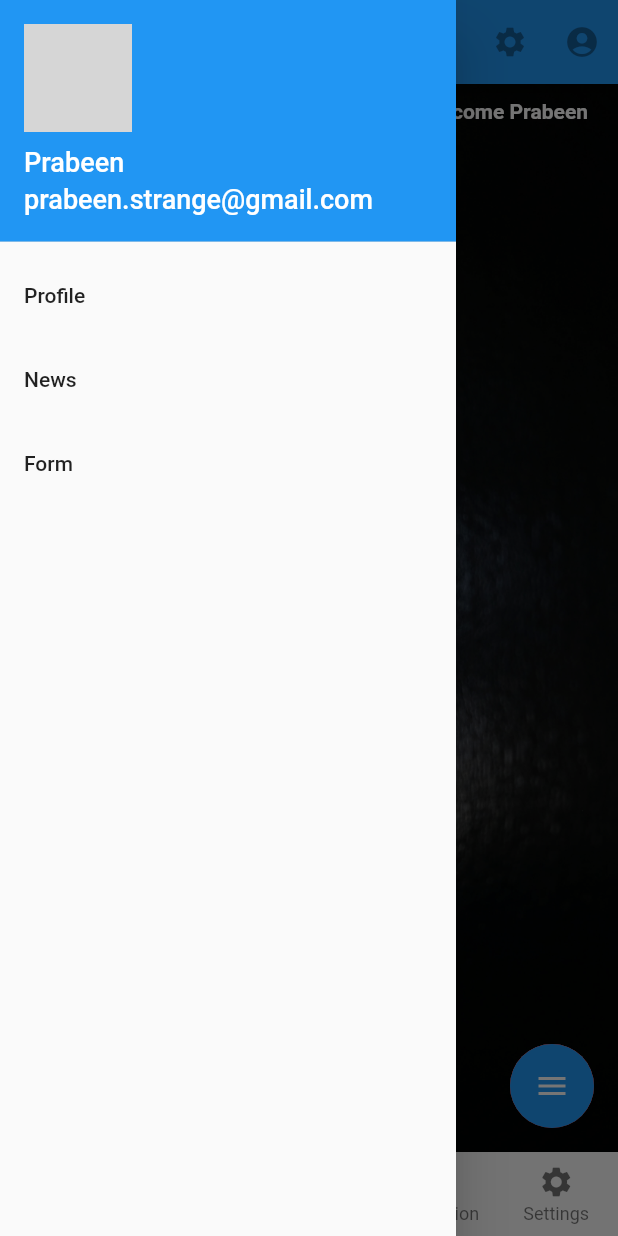
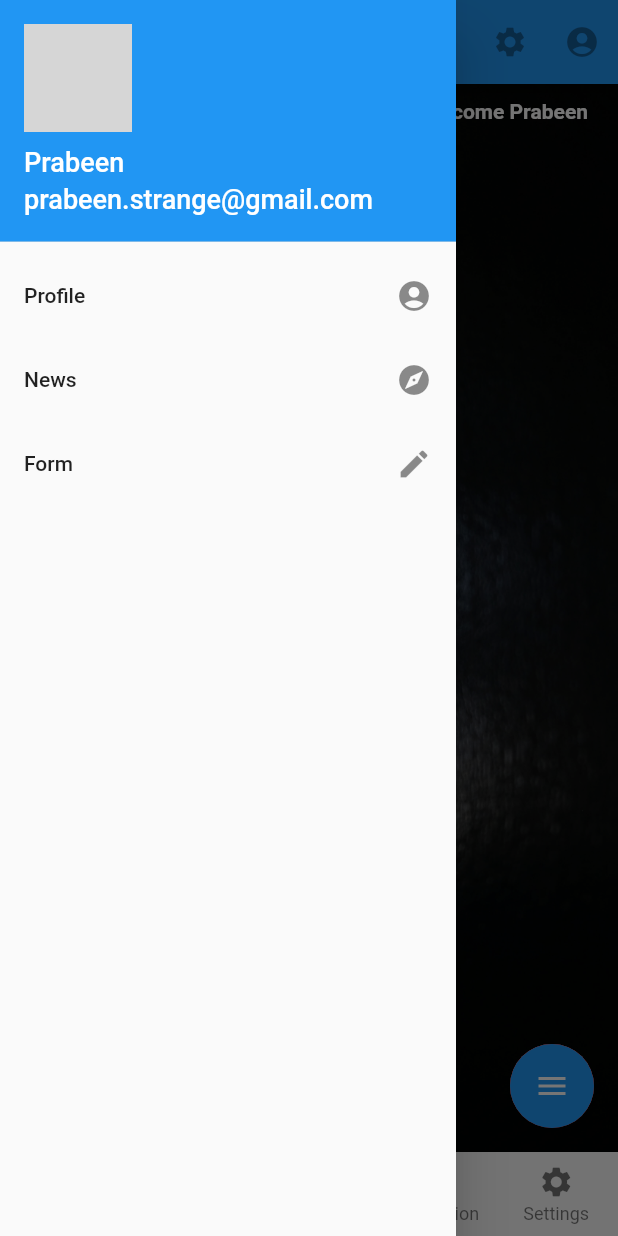
Before and after one commit to prabeen04/flutter-starter, a Flutter app: the screen it shows after launch, with the side drawer open, on a phone screen of 412 x 824 dp. Run offline on Flutter 3.47's test engine with Material 2 defaults, Android fonts, the phone set to English and light mode, and no system bars; our stand-ins replace contacts_service; missing offline and left inert: simple_permissions, validate; network calls fail; grey boxes are pictures that could not be loaded.

Commit message:
trailing Icons added on drawer menu

```diff
--- a/lib/screens/MainScreen.dart
+++ b/lib/screens/MainScreen.dart
@@ -55,6 +55,7 @@ class _MainScreenState extends State<MainScreen> {
                 )),
             ListTile(
               title: Text('Profile'),
+              trailing: Icon(Icons.account_circle),
               onTap: () {
                 // Update the state of the app
                 // ...
@@ -66,6 +67,7 @@ class _MainScreenState extends State<MainScreen> {
             ),
             ListTile(
               title: Text('News'),
+              trailing: Icon(Icons.explore),
               onTap: () {
                 Navigator.pop(context);
                 Navigator.of(context).push(MaterialPageRoute(
@@ -74,6 +76,7 @@ class _MainScreenState extends State<MainScreen> {
             ),
             ListTile(
               title: Text('Form'),
+              trailing: Icon(Icons.edit),
               onTap: () {
                 Navigator.pop(context);
                 Navigator.of(context).push(MaterialPageRoute(
--- a/lib/widgets/MyHomePage.dart
+++ b/lib/widgets/MyHomePage.dart
@@ -77,10 +77,9 @@ class _MyHomePageState extends State<MyHomePage> {
                   )),
               ListTile(
                 title: Text('Profile'),
+                trailing: Icon(Icons.account_circle),
                 onTap: () {
-                  // Update the state of the app
-                  // ...
-                  // Then close the drawer
+
                   Navigator.pop(context);
                   Navigator.of(context).push(MaterialPageRoute(
                       builder: (BuildContext context) => ProfileScreen()));
@@ -88,6 +87,7 @@ class _MyHomePageState extends State<MyHomePage> {
               ),
               ListTile(
                 title: Text('News'),
+                trailing: Icon(Icons.explore),
                 onTap: () {
                   Navigator.pop(context);
                   Navigator.of(context).push(MaterialPageRoute(
@@ -96,6 +96,7 @@ class _MyHomePageState extends State<MyHomePage> {
               ),
             ListTile(
               title: Text('Form'),
+              trailing: Icon(Icons.edit),
               onTap: () {
                 Navigator.pop(context);
                 Navigator.of(context).push(MaterialPageRoute(
```
Also changed, not shown: lib/screens/FormScreen.dart (+3 -4 lines).
